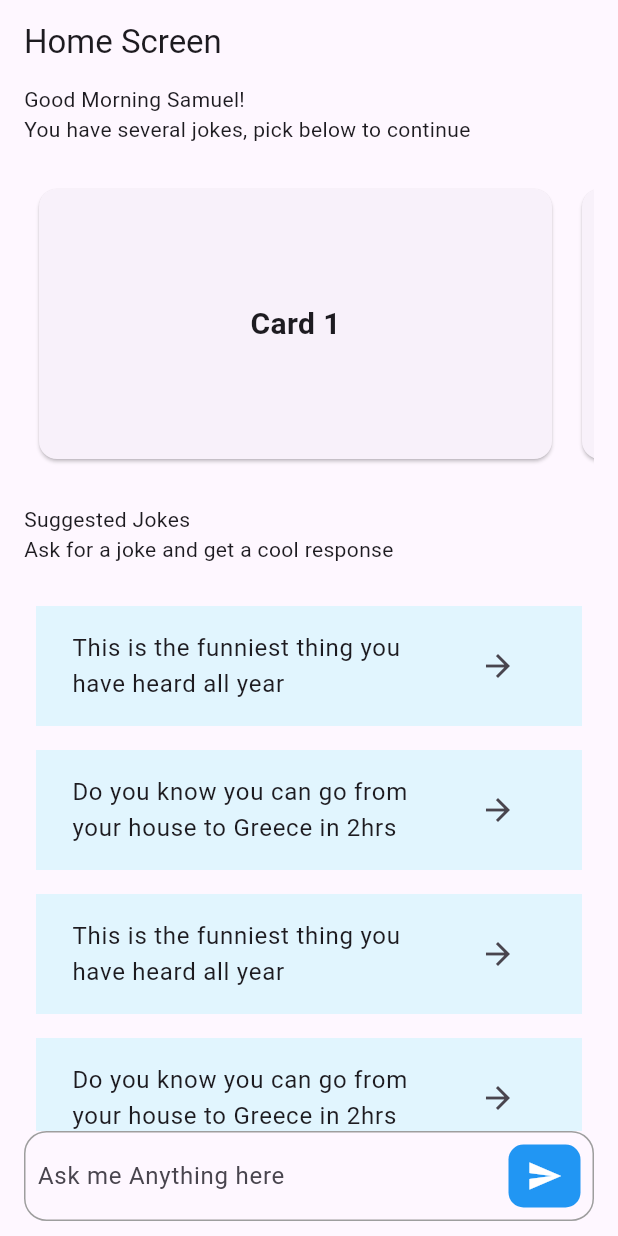
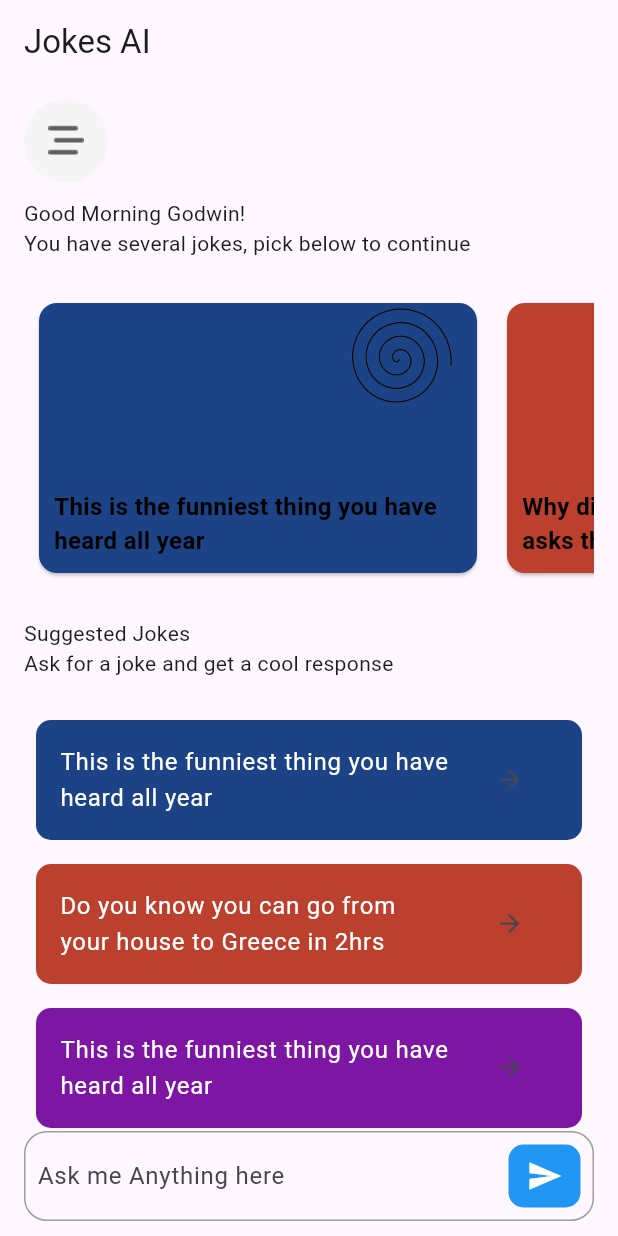
Before and after one commit to AdahGodwin/joke-ai-app, a Flutter app: the screen it shows after launch, on a phone screen of 412 x 824 dp. Run offline on Flutter 3.47's test engine with Material 3 defaults, Android fonts, the phone set to English and light mode, and no system bars.

Commit message:
create scrolling card widget and adding of styling to screen and widgets

```diff
--- /dev/null
+++ b/lib/models/scrolling_card_data.dart
@@ -0,0 +1,5 @@
+class ScrollingCardData {
+  String jokeTitle;
+
+  ScrollingCardData({required this.jokeTitle});
+}
--- a/lib/screens/home_screen.dart
+++ b/lib/screens/home_screen.dart
@@ -14,14 +14,25 @@ class HomeScreen extends StatelessWidget {
   Widget build(BuildContext context) {
     return Scaffold(
         appBar: AppBar(
-          title: const Text('Home Screen'),
+          title: const Text('Jokes AI'),
         ),
         body: Padding(
           padding: const EdgeInsets.symmetric(horizontal: 16.0),
           child: Column(
             crossAxisAlignment: CrossAxisAlignment.start,
             children: [
-              const Text('Good Morning Samuel!'),
+              Container(
+                margin: const EdgeInsets.symmetric(vertical: 10),
+                decoration: BoxDecoration(
+                  borderRadius: BorderRadius.circular(100),
+                  color: Colors.grey[100],
+                ),
+                padding: const EdgeInsets.all(4.0),
+                child: IconButton(
+                    icon: Image.asset('assets/icons/menu-icon.png'),
+                    onPressed: () {}),
+              ),
+              const Text('Good Morning Godwin!'),
               const Text('You have several jokes, pick below to continue'),
               const SizedBox(
                 height: 20.0,
--- a/lib/widgets/joke_suggestion.dart
+++ b/lib/widgets/joke_suggestion.dart
@@ -1,3 +1,5 @@
+import 'dart:math';
+
 import 'package:flutter/material.dart';
 import 'package:jokes_ai_app/models/joke_suggestion_data.dart';
 
@@ -25,6 +27,7 @@ class JokeSuggestion extends StatelessWidget {
 
   @override
   Widget build(BuildContext context) {
+    Random random = Random();
     return Column(
       children: [
         Expanded(
@@ -32,18 +35,27 @@ class JokeSuggestion extends StatelessWidget {
             itemCount: suggestedJokes.length,
             itemBuilder: (context, index) {
               return Container(
-                padding: const EdgeInsets.all(8.0),
+                decoration: BoxDecoration(
+                  borderRadius: BorderRadius.circular(10),
+                  color: Color((random.nextDouble() * 0xFFFFFF).toInt())
+                      .withOpacity(1.0),
+                ),
+                padding: const EdgeInsets.symmetric(vertical: 8.0),
                 margin: const EdgeInsets.all(8.0),
-                color: Colors.lightBlue[50],
                 child: ListTile(
-                  title: Text(suggestedJokes[index].jokeTitle),
-                  trailing: IconButton(
-                    onPressed: () {},
-                    icon: const Icon(Icons.arrow_forward),
+                  title: Text(
+                    suggestedJokes[index].jokeTitle,
+                    style: const TextStyle(color: Colors.white),
                   ),
-                  onTap: () {
-                    // print('ListTile tapped');
-                  },
+                  trailing: Transform.scale(
+                    scale:
+                        0.8,
+                    child: IconButton(
+                      onPressed: () {},
+                      icon: const Icon(Icons.arrow_forward),
+                    ),
+                  ),
+                  onTap: () {},
                 ),
               );
             },
--- a/lib/widgets/scrolling_cards.dart
+++ b/lib/widgets/scrolling_cards.dart
@@ -1,16 +1,26 @@
+import 'dart:math';
+
 import 'package:flutter/material.dart';
+import 'package:jokes_ai_app/models/scrolling_card_data.dart';
 
 class ScrollingCards extends StatelessWidget {
-  final List<String> cardTitles = [
-    'Card 1',
-    'Card 2',
-    'Card 3',
+  final List<ScrollingCardData> cardTitles = [
+    ScrollingCardData(
+        jokeTitle: 'This is the funniest thing you have heard all year'),
+    ScrollingCardData(
+        jokeTitle:
+            'Why did the chicken cross the road asks the curious passerby'),
+    ScrollingCardData(
+        jokeTitle: 'This is the funniest thing you have heard all year'),
+    ScrollingCardData(
+        jokeTitle: 'This is the funniest thing you have heard all year'),
   ];
 
   ScrollingCards({super.key});
 
   @override
   Widget build(BuildContext context) {
+    Random random = Random();
     return SizedBox(
       height: 200,
       child: ListView.builder(
@@ -18,16 +28,38 @@ class ScrollingCards extends StatelessWidget {
         itemCount: cardTitles.length,
         itemBuilder: (context, index) {
           return SizedBox(
-            width: MediaQuery.of(context).size.width - 50, // Width of each card
+            width: MediaQuery.of(context).size.width - 100,
             child: Card(
-              margin: const EdgeInsets.symmetric(
-                  horizontal: 10.0, vertical: 10.0), // Margin around each card
-              child: Center(
-                child: Text(
-                  cardTitles[index],
-                  style: const TextStyle(
-                      fontSize: 20, fontWeight: FontWeight.bold),
-                ),
+              // color: Colors.blueAccent,
+              color: Color((random.nextDouble() * 0xFFFFFF).toInt())
+                  .withOpacity(1.0),
+              margin:
+                  const EdgeInsets.symmetric(horizontal: 10.0, vertical: 10.0),
+              child: Stack(
+                children: [
+                  Align(
+                    alignment: Alignment.topRight,
+                    child: Image.asset(
+                      'assets/images/spring.png',
+                      height: 70,
+                      width: 100,
+                    ),
+                  ),
+                  Align(
+                    alignment: Alignment.bottomLeft,
+                    child: Container(
+                      padding: const EdgeInsets.all(10),
+                      // color: Colors.black54,
+                      child: Text(
+                        cardTitles[index].jokeTitle,
+                        style: const TextStyle(
+                            fontSize: 16,
+                            fontWeight: FontWeight.bold,
+                            color: Colors.black),
+                      ),
+                    ),
+                  ),
+                ],
               ),
             ),
           );
```
Also changed, not shown: pubspec.yaml (+5 -7 lines), assets/icons/menu-icon.png (added), assets/images/spring.png (added).
